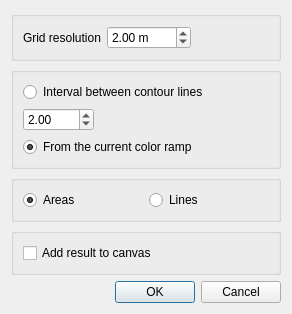
The window that crayfish/ui/crayfish_export_contours_dialog.ui (lutraconsulting/qgis-crayfish-plugin) describes before a commit, drawn with Qt 5.
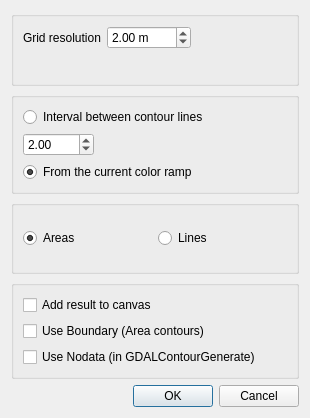
The same window after the commit.

Commit message: smooth areas near NODATA region

Diff of the .ui file:
```diff
--- a/crayfish/ui/crayfish_export_contours_dialog.ui
+++ b/crayfish/ui/crayfish_export_contours_dialog.ui
@@ -6,8 +6,8 @@
    <rect>
     <x>0</x>
     <y>0</y>
-    <width>292</width>
-    <height>274</height>
+    <width>310</width>
+    <height>418</height>
    </rect>
   </property>
   <property name="windowTitle">
@@ -142,6 +142,20 @@
         </property>
        </widget>
       </item>
+      <item>
+       <widget class="QCheckBox" name="chkAddBoundary">
+        <property name="text">
+         <string>Use Boundary (Area contours)</string>
+        </property>
+       </widget>
+      </item>
+      <item>
+       <widget class="QCheckBox" name="chkUseNodata">
+        <property name="text">
+         <string>Use Nodata (in GDALContourGenerate)</string>
+        </property>
+       </widget>
+      </item>
      </layout>
     </widget>
    </item>
```
The commit also changes 11 other files.
